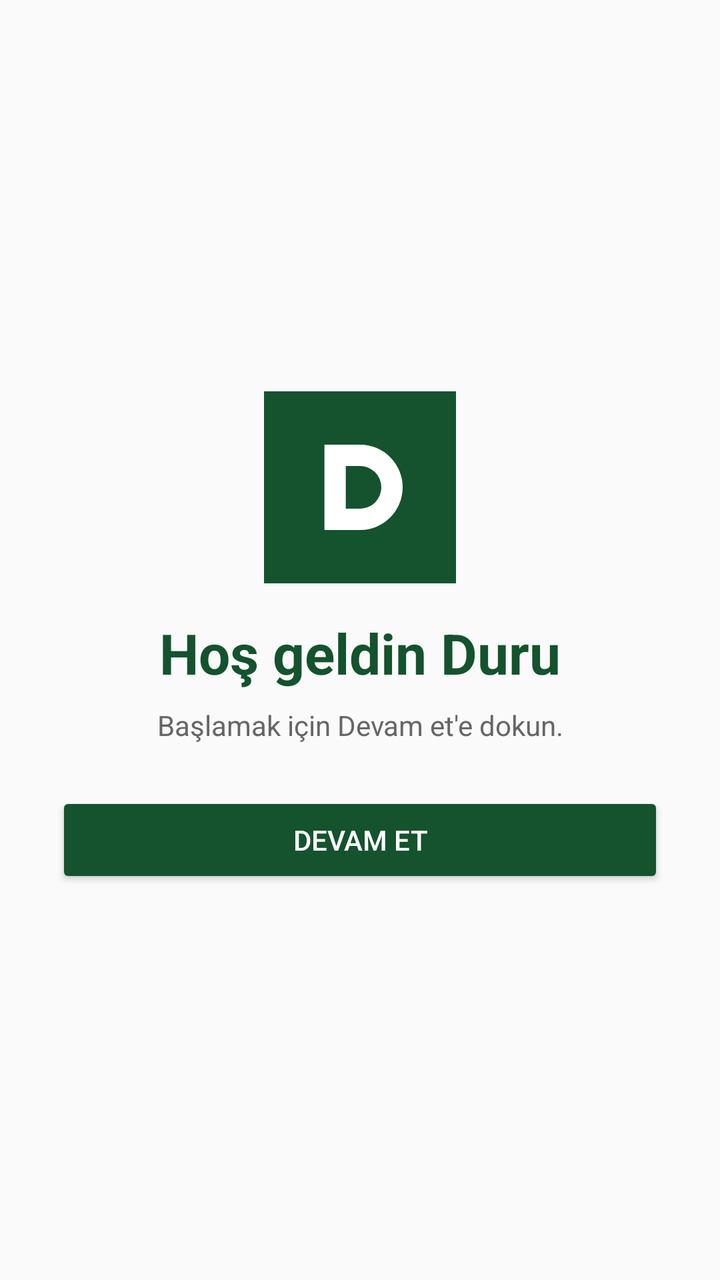
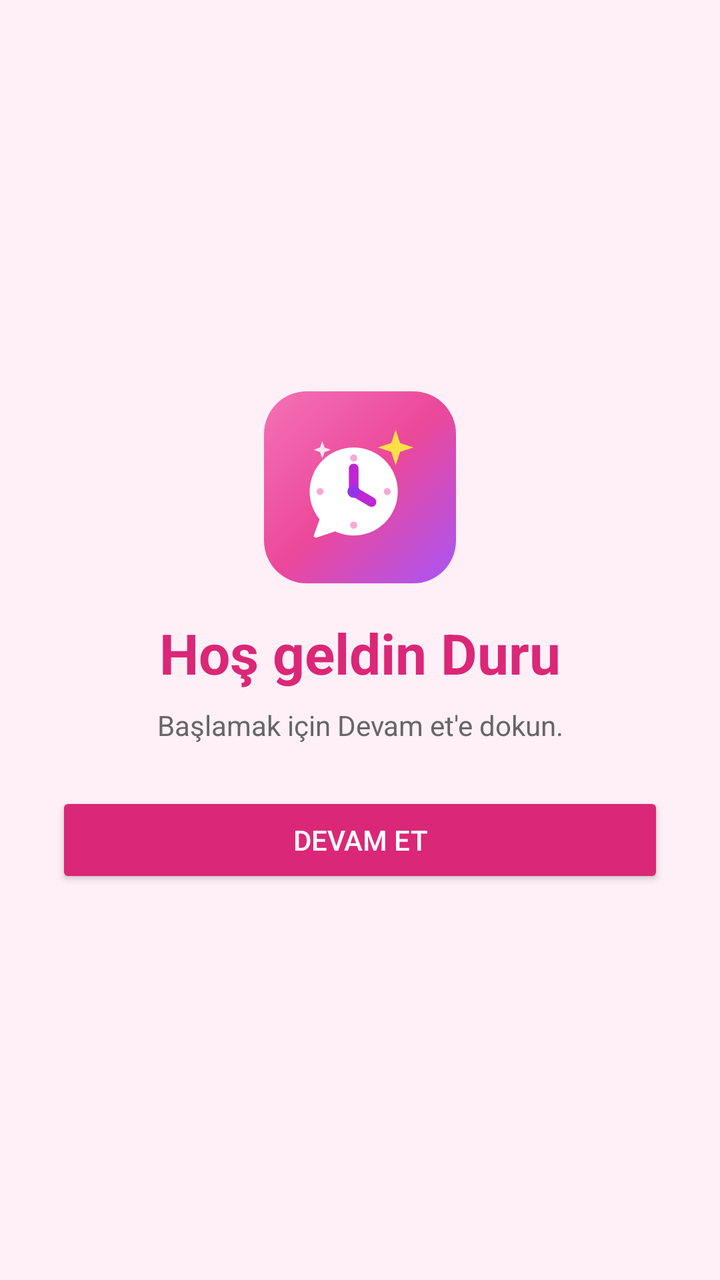

The first picture is an Android layout as it rendered before a commit; the second is the same layout after the commit. The layout source and the unified diff follow.
<!-- AndroidManifest.xml: application theme Theme.DuruTakip -->
<!-- res/layout/activity_kayit.xml -->
<?xml version="1.0" encoding="utf-8"?>
<LinearLayout xmlns:android="http://schemas.android.com/apk/res/android"
	android:layout_width="match_parent"
	android:layout_height="match_parent"
	android:orientation="vertical"
	android:gravity="center"
	android:padding="28dp">

	<ImageView
		android:layout_width="96dp"
		android:layout_height="96dp"
		android:src="@drawable/ic_launcher"
		android:layout_marginBottom="16dp"
		android:contentDescription="@string/app_name" />

	<TextView
		android:layout_width="wrap_content"
		android:layout_height="wrap_content"
		android:text="Hoş geldin Duru"
		android:textSize="28sp"
		android:textStyle="bold"
		android:textColor="#14532d" />

	<TextView
		android:layout_width="match_parent"
		android:layout_height="wrap_content"
		android:text="Başlamak için Devam et'e dokun."
		android:gravity="center"
		android:layout_marginTop="8dp"
		android:layout_marginBottom="24dp"
		android:textColor="#666666" />

	<Button
		android:id="@+id/kaydet"
		android:layout_width="match_parent"
		android:layout_height="wrap_content"
		android:text="Devam et"
		android:backgroundTint="#14532d"
		android:textColor="#FFFFFF" />
</LinearLayout>
<!-- resources referenced by this layout -->
<resources>
  <!-- drawable ic_launcher (drawable) -->
  <vector xmlns:android="http://schemas.android.com/apk/res/android"
  	android:width="108dp"
  	android:height="108dp"
  	android:viewportWidth="108"
  	android:viewportHeight="108">
  	<path
  		android:fillColor="#14532d"
  		android:pathData="M0,0h108v108h-108z" />
  	<path
  		android:fillColor="#FFFFFF"
  		android:pathData="M34,30h20a24,24 0 0 1 0,48h-20z M46,42v24h8a12,12 0 0 0 0,-24z" />
  </vector>
  <string name="app_name">Duru Takip</string>
  <style name="Theme.DuruTakip" parent="Theme.AppCompat.DayNight.NoActionBar">
  		<item name="colorPrimary">#14532d</item>
  		<item name="colorPrimaryDark">#0f3d22</item>
  		<item name="colorAccent">#14532d</item>
  	</style>
</resources>

<!-- the commit's change to res/layout/activity_kayit.xml (unified diff, before → after) -->
@@ -9,7 +9,7 @@
 	<ImageView
 		android:layout_width="96dp"
 		android:layout_height="96dp"
-		android:src="@drawable/ic_launcher"
+		android:src="@drawable/logo"
 		android:layout_marginBottom="16dp"
 		android:contentDescription="@string/app_name" />
 
@@ -19,7 +19,7 @@
 		android:text="Hoş geldin Duru"
 		android:textSize="28sp"
 		android:textStyle="bold"
-		android:textColor="#14532d" />
+		android:textColor="#db2777" />
 
 	<TextView
 		android:layout_width="match_parent"
@@ -35,6 +35,6 @@
 		android:layout_width="match_parent"
 		android:layout_height="wrap_content"
 		android:text="Devam et"
-		android:backgroundTint="#14532d"
+		android:backgroundTint="#db2777"
 		android:textColor="#FFFFFF" />
 </LinearLayout>
<!-- resource entries referenced after the edit -->
@@ -1,23 +1,51 @@
 <!-- resources referenced by this layout -->
 <resources>
-  <!-- drawable ic_launcher (drawable) -->
+  <!-- drawable logo (drawable) -->
+  <?xml version="1.0" encoding="utf-8"?>
   <vector xmlns:android="http://schemas.android.com/apk/res/android"
-  	android:width="108dp"
-  	android:height="108dp"
+  	xmlns:aapt="http://schemas.android.com/aapt"
+  	android:width="48dp"
+  	android:height="48dp"
   	android:viewportWidth="108"
   	android:viewportHeight="108">
-  	<path
-  		android:fillColor="#14532d"
-  		android:pathData="M0,0h108v108h-108z" />
-  	<path
-  		android:fillColor="#FFFFFF"
-  		android:pathData="M34,30h20a24,24 0 0 1 0,48h-20z M46,42v24h8a12,12 0 0 0 0,-24z" />
+  	<path android:pathData="M24,0h60a24,24 0 0,1 24,24v60a24,24 0 0,1 -24,24h-60a24,24 0 0,1 -24,-24v-60a24,24 0 0,1 24,-24z">
+  		<aapt:attr name="android:fillColor">
+  			<gradient
+  				android:type="linear"
+  				android:startX="0" android:startY="0"
+  				android:endX="108" android:endY="108">
+  				<item android:offset="0" android:color="#FFF472B6" />
+  				<item android:offset="0.5" android:color="#FFEC4899" />
+  				<item android:offset="1" android:color="#FFA855F7" />
+  			</gradient>
+  		</aapt:attr>
+  	</path>
+  	<group android:pivotX="54" android:pivotY="54" android:scaleX="1.18" android:scaleY="1.18">
+  	
+  	<path android:fillColor="#FFFFFFFF" android:pathData="M30,56 a21,21 0 1,0 42,0 a21,21 0 1,0 -42,0z" />
+  	<path android:fillColor="#FFFFFFFF" android:strokeColor="#FFFFFFFF" android:strokeWidth="2"
+  		android:strokeLineJoin="round" android:pathData="M37,66 L33,77 L45,73z" />
+  	
+  	<path android:fillColor="#FFF9A8D4" android:pathData="M49.3,40 a1.7,1.7 0 1,0 3.4,0 a1.7,1.7 0 1,0 -3.4,0z M65.3,56 a1.7,1.7 0 1,0 3.4,0 a1.7,1.7 0 1,0 -3.4,0z M49.3,72 a1.7,1.7 0 1,0 3.4,0 a1.7,1.7 0 1,0 -3.4,0z M33.3,56 a1.7,1.7 0 1,0 3.4,0 a1.7,1.7 0 1,0 -3.4,0z" />
+  	
+  	<path android:strokeColor="#FFC026D3" android:strokeWidth="4.6" android:strokeLineCap="round"
+  		android:pathData="M51,56 V45 M51,56 l8.5,5" />
+  	<path android:fillColor="#FF9333EA" android:pathData="M48,56 a3,3 0 1,0 6,0 a3,3 0 1,0 -6,0z" />
+  	
+  	<path android:fillColor="#FFFDE047" android:pathData="M71,26.5l2.1,6.4 6.4,2.1 -6.4,2.1 -2.1,6.4 -2.1,-6.4 -6.4,-2.1 6.4,-2.1z" />
+  	<path android:fillColor="#D9FFFFFF" android:pathData="M36,32l1.1,3 3,1.1 -3,1.1 -1.1,3 -1.1,-3 -3,-1.1 3,-1.1z" />
+  	</group>
   </vector>
   <string name="app_name">Duru Takip</string>
   <style name="Theme.DuruTakip" parent="Theme.AppCompat.DayNight.NoActionBar">
-  		<item name="colorPrimary">#14532d</item>
-  		<item name="colorPrimaryDark">#0f3d22</item>
-  		<item name="colorAccent">#14532d</item>
+  		<item name="colorPrimary">#ec4899</item>
+  		<item name="colorPrimaryDark">#db2777</item>
+  		<item name="colorAccent">#a855f7</item>
+  		
+  		<item name="android:statusBarColor">#ec4899</item>
+  		<item name="android:windowBackground">@color/zemin</item>
+  		<item name="android:navigationBarColor">@color/zemin</item>
   	</style>
+  <color name="zemin">#fff0f7</color>
 </resources>
 
